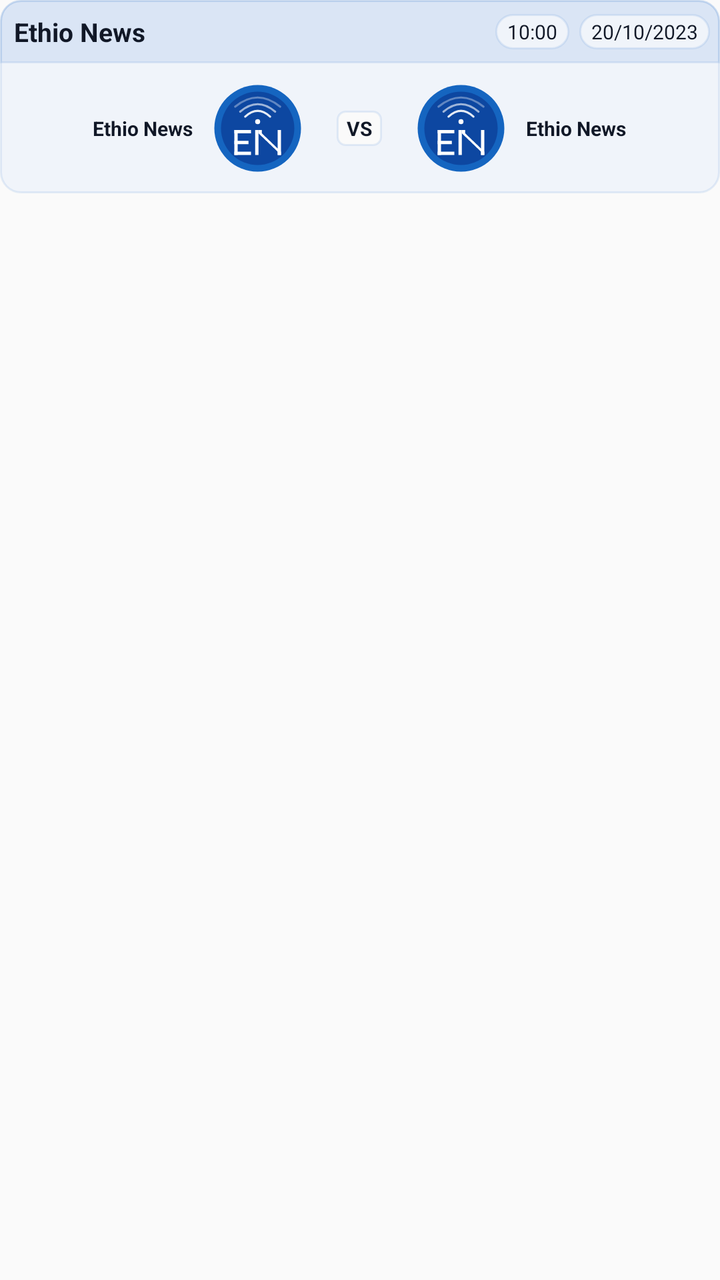
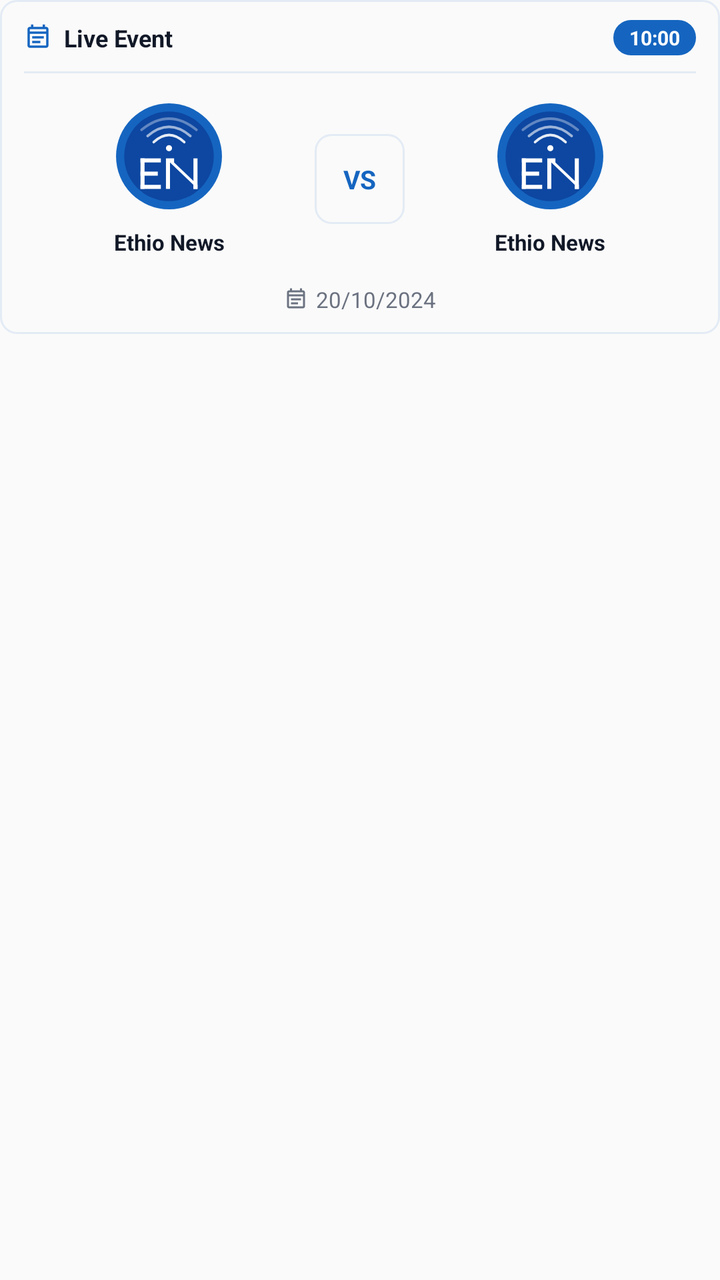

Compare the two renders of this Android layout. The source of the first and the diff that turns it into the second are given below.
<!-- AndroidManifest.xml: application theme AppTheme -->
<!-- res/layout/item_row_event.xml -->
<?xml version="1.0" encoding="utf-8"?>
<LinearLayout xmlns:android="http://schemas.android.com/apk/res/android"
    xmlns:app="http://schemas.android.com/apk/res-auto"
    android:layout_width="match_parent"
    android:layout_height="wrap_content"
    android:orientation="vertical"
    android:background="?ns_bg"
    android:layout_marginStart="@dimen/_5sdp"
    android:layout_marginEnd="@dimen/_5sdp">

    <LinearLayout
        android:layout_marginBottom="@dimen/_5sdp"
        android:id="@+id/ll_event_list"
        android:layout_width="match_parent"
        android:layout_height="wrap_content"
        android:background="@drawable/bg_event"
        android:orientation="vertical">

        <RelativeLayout
            android:background="@drawable/bg_event_top"
            android:layout_width="match_parent"
            android:layout_height="wrap_content">

            <TextView
                android:padding="@dimen/_7sdp"
                android:id="@+id/tv_event_title"
                android:text="@string/app_name"
                android:textSize="@dimen/_13ssp"
                android:textStyle="bold"
                android:textColor="?ns_title"
                android:layout_width="wrap_content"
                android:layout_height="wrap_content"
                android:layout_alignParentStart="true"/>

            <TextView
                android:id="@+id/tv_event_time"
                android:layout_width="wrap_content"
                android:layout_height="wrap_content"
                android:layout_centerVertical="true"
                android:layout_marginEnd="@dimen/_5sdp"
                android:layout_toStartOf="@+id/tv_event_date"
                android:background="@drawable/bg_event"
                android:paddingStart="@dimen/_6sdp"
                android:paddingTop="@dimen/_2sdp"
                android:paddingEnd="@dimen/_6sdp"
                android:paddingBottom="@dimen/_2sdp"
                android:text="10:00"
                android:textColor="?ns_title"
                android:textSize="@dimen/_10ssp" />

            <TextView
                android:id="@+id/tv_event_date"
                android:layout_marginEnd="@dimen/_5sdp"
                android:background="@drawable/bg_event"
                android:layout_alignParentEnd="true"
                android:text="20/10/2023"
                android:textSize="@dimen/_10ssp"
                android:textColor="?ns_title"
                android:layout_width="wrap_content"
                android:layout_height="wrap_content"
                android:layout_centerVertical="true"
                android:paddingTop="@dimen/_2sdp"
                android:paddingBottom="@dimen/_2sdp"
                android:paddingStart="@dimen/_6sdp"
                android:paddingEnd="@dimen/_6sdp"/>

        </RelativeLayout>


        <LinearLayout
            android:padding="@dimen/_10sdp"
            android:orientation="horizontal"
            android:layout_width="match_parent"
            android:layout_height="wrap_content">

            <RelativeLayout
                android:layout_weight="1"
                android:layout_width="0dp"
                android:layout_height="wrap_content">

                <TextView
                    android:id="@+id/tv_team_one"
                    android:layout_width="wrap_content"
                    android:layout_height="wrap_content"
                    android:layout_centerInParent="true"
                    android:layout_marginEnd="@dimen/_10sdp"
                    android:layout_toStartOf="@+id/iv_team_one"
                    android:text="@string/app_name"
                    android:textAlignment="viewEnd"
                    android:textColor="?ns_title"
                    android:textSize="@dimen/_10ssp"
                    android:textStyle="bold" />

                <ImageView
                    android:layout_alignParentEnd="true"
                    android:id="@+id/iv_team_one"
                    android:src="@drawable/logo"
                    android:layout_width="@dimen/_45sdp"
                    android:layout_height="@dimen/_45sdp"
                    app:hv_border_color="?ns_border"
                    app:hv_border_width="@dimen/_3sdp"
                    app:hv_mutate_background="false"
                    app:hv_oval="true"/>

            </RelativeLayout>

            <RelativeLayout
                android:layout_gravity="center"
                android:layout_weight="0.4"
                android:layout_width="0dp"
                android:layout_height="wrap_content">

                <TextView
                    android:layout_width="wrap_content"
                    android:layout_height="wrap_content"
                    android:layout_centerInParent="true"
                    android:background="@drawable/bg_card"
                    android:paddingStart="@dimen/_5sdp"
                    android:paddingTop="@dimen/_2sdp"
                    android:paddingEnd="@dimen/_5sdp"
                    android:paddingBottom="@dimen/_2sdp"
                    android:text="VS"
                    android:textColor="?ns_title"
                    android:textSize="@dimen/_10ssp"
                    android:textStyle="bold" />

            </RelativeLayout>


            <RelativeLayout
                android:layout_weight="1"
                android:layout_width="0dp"
                android:layout_height="wrap_content">

                <ImageView
                    android:layout_alignParentStart="true"
                    android:id="@+id/iv_team_two"
                    android:src="@drawable/logo"
                    android:layout_width="@dimen/_45sdp"
                    android:layout_height="@dimen/_45sdp"
                    app:hv_border_color="?ns_border"
                    app:hv_border_width="@dimen/_3sdp"
                    app:hv_mutate_background="false"
                    app:hv_oval="true"/>

                <TextView
                    android:id="@+id/tv_team_two"
                    android:layout_width="wrap_content"
                    android:layout_height="wrap_content"
                    android:layout_centerInParent="true"
                    android:layout_marginStart="@dimen/_10sdp"
                    android:layout_toEndOf="@+id/iv_team_two"
                    android:textAlignment="viewStart"
                    android:text="@string/app_name"
                    android:textColor="?ns_title"
                    android:textSize="@dimen/_10ssp"
                    android:textStyle="bold" />

            </RelativeLayout>

        </LinearLayout>

    </LinearLayout>

    <RelativeLayout
        android:id="@+id/rl_native_ad"
        android:layout_width="match_parent"
        android:layout_height="wrap_content"
        android:background="?ns_bg"
        android:layout_marginTop="@dimen/_5sdp"
        android:layout_marginBottom="@dimen/_5sdp"
        android:visibility="gone"/>

</LinearLayout>
<!-- resources referenced by this layout -->
<resources>
  <dimen name="_10sdp">10dp</dimen>
  <dimen name="_10ssp">10sp</dimen>
  <dimen name="_13ssp">13sp</dimen>
  <dimen name="_2sdp">2dp</dimen>
  <dimen name="_3sdp">3dp</dimen>
  <dimen name="_45sdp">45dp</dimen>
  <dimen name="_5sdp">5dp</dimen>
  <dimen name="_6sdp">6dp</dimen>
  <dimen name="_7sdp">7dp</dimen>
  <!-- drawable bg_card (drawable) -->
  <?xml version="1.0" encoding="utf-8"?>
  <shape xmlns:android="http://schemas.android.com/apk/res/android"
      android:shape="rectangle">
  
      <solid android:color="?ns_bg"/>
  
      <corners android:radius="@dimen/_4sdp"/>
  
      <stroke
          android:width="@dimen/_1sdp"
          android:color="?ns_border" />
  
  </shape>
  <!-- drawable bg_event (drawable) -->
  <?xml version="1.0" encoding="utf-8"?>
  <shape xmlns:android="http://schemas.android.com/apk/res/android"
      android:shape="rectangle">
  
      <solid android:color="?ns_bg_sub"/>
  
      <corners android:radius="@dimen/_10sdp"/>
  
      <stroke
          android:width="@dimen/_1sdp"
          android:color="?ns_border" />
  </shape>
  <!-- drawable bg_event_top (drawable) -->
  <?xml version="1.0" encoding="utf-8"?>
  <shape xmlns:android="http://schemas.android.com/apk/res/android"
      android:shape="rectangle">
  
      <solid android:color="?ns_border"/>
  
      <corners android:topLeftRadius="@dimen/_10sdp"
          android:topRightRadius="@dimen/_10sdp"/>
  
      <stroke
          android:width="@dimen/_1sdp"
          android:color="?ns_border" />
  </shape>
  <string name="app_name">Ethio News</string>
  <dimen name="_4sdp">4dp</dimen>
  <dimen name="_1sdp">1dp</dimen>
  <color name="ns_classic_primary">#1565C0</color>
  <color name="ethio_red_dark">#0D47A1</color>
  <color name="ns_classic_bg">#FAFAFA</color>
  <color name="ns_classic_body_dark">#000000</color>
  <color name="ns_classic_primary_sub">#261565C0</color>
  <color name="ns_classic_bg_sub">#F0F4FA</color>
  <color name="ns_classic_title">#111827</color>
  <color name="ns_classic_title_sub">#6B7280</color>
  <color name="ns_classic_border">#1A1565C0</color>
  <color name="white">#FFFFFFFF</color>
  <!-- drawable ic_arrow_left (drawable) -->
  <?xml version="1.0" encoding="utf-8"?>
  <vector xmlns:android="http://schemas.android.com/apk/res/android"
      android:width="@dimen/_24sdp"
      android:height="@dimen/_24sdp"
      android:viewportWidth="24"
      android:viewportHeight="24">
    <path
        android:pathData="M11.1,7.94L8.48,10.56C7.71,11.33 7.71,12.59 8.48,13.36L15,19.87"
        android:strokeLineJoin="round"
        android:strokeWidth="1.5"
        android:fillColor="#00000000"
        android:strokeColor="#292D32"
        android:strokeLineCap="round"/>
    <path
        android:pathData="M15,4.04L13.96,5.08"
        android:strokeLineJoin="round"
        android:strokeWidth="1.5"
        android:fillColor="#00000000"
        android:strokeColor="#292D32"
        android:strokeLineCap="round"/>
  </vector>
  <dimen name="_24sdp">24dp</dimen>
  <!-- unchanged entries left out for length: 2 -->
</resources>

<!-- the commit's change to res/layout/item_row_event.xml (unified diff, before → after) -->
@@ -4,164 +4,204 @@
     android:layout_width="match_parent"
     android:layout_height="wrap_content"
     android:orientation="vertical"
-    android:background="?ns_bg"
-    android:layout_marginStart="@dimen/_5sdp"
-    android:layout_marginEnd="@dimen/_5sdp">
-
+    android:layout_marginStart="@dimen/_12sdp"
+    android:layout_marginEnd="@dimen/_12sdp"
+    android:layout_marginBottom="@dimen/_10sdp">
+
+    
     <LinearLayout
-        android:layout_marginBottom="@dimen/_5sdp"
         android:id="@+id/ll_event_list"
         android:layout_width="match_parent"
         android:layout_height="wrap_content"
-        android:background="@drawable/bg_event"
-        android:orientation="vertical">
-
-        <RelativeLayout
-            android:background="@drawable/bg_event_top"
-            android:layout_width="match_parent"
-            android:layout_height="wrap_content">
+        android:orientation="vertical"
+        android:background="@drawable/bg_news_card"
+        android:clickable="true"
+        android:focusable="true">
+
+        
+        <LinearLayout
+            android:layout_width="match_parent"
+            android:layout_height="wrap_content"
+            android:orientation="horizontal"
+            android:gravity="center_vertical"
+            android:paddingStart="@dimen/_12sdp"
+            android:paddingEnd="@dimen/_12sdp"
+            android:paddingTop="@dimen/_10sdp"
+            android:paddingBottom="@dimen/_8sdp">
+
+            <ImageView
+                android:layout_width="@dimen/_14sdp"
+                android:layout_height="@dimen/_14sdp"
+                android:src="@drawable/outline_event_note"
+                app:tint="?colorPrimary"
+                android:layout_marginEnd="@dimen/_6sdp"
+                android:contentDescription="@string/live_event" />
 
             <TextView
-                android:padding="@dimen/_7sdp"
                 android:id="@+id/tv_event_title"
-                android:text="@string/app_name"
-                android:textSize="@dimen/_13ssp"
+                android:layout_width="0dp"
+                android:layout_height="wrap_content"
+                android:layout_weight="1"
+                android:text="@string/live_event"
+                android:textColor="?ns_title"
+                android:textSize="@dimen/_12ssp"
                 android:textStyle="bold"
-                android:textColor="?ns_title"
-                android:layout_width="wrap_content"
-                android:layout_height="wrap_content"
-                android:layout_alignParentStart="true"/>
-
+                android:lines="1"
+                android:ellipsize="end" />
+
+            
             <TextView
                 android:id="@+id/tv_event_time"
                 android:layout_width="wrap_content"
                 android:layout_height="wrap_content"
-                android:layout_centerVertical="true"
-                android:layout_marginEnd="@dimen/_5sdp"
-                android:layout_toStartOf="@+id/tv_event_date"
-                android:background="@drawable/bg_event"
-                android:paddingStart="@dimen/_6sdp"
-                android:paddingTop="@dimen/_2sdp"
-                android:paddingEnd="@dimen/_6sdp"
-                android:paddingBottom="@dimen/_2sdp"
                 android:text="10:00"
-                android:textColor="?ns_title"
-                android:textSize="@dimen/_10ssp" />
-
-            <TextView
-                android:id="@+id/tv_event_date"
-                android:layout_marginEnd="@dimen/_5sdp"
-                android:background="@drawable/bg_event"
-                android:layout_alignParentEnd="true"
-                android:text="20/10/2023"
+                android:textColor="@color/white"
                 android:textSize="@dimen/_10ssp"
-                android:textColor="?ns_title"
-                android:layout_width="wrap_content"
-                android:layout_height="wrap_content"
-                android:layout_centerVertical="true"
+                android:textStyle="bold"
+                android:background="@drawable/bg_category_pill"
+                android:paddingStart="@dimen/_8sdp"
+                android:paddingEnd="@dimen/_8sdp"
                 android:paddingTop="@dimen/_2sdp"
                 android:paddingBottom="@dimen/_2sdp"
-                android:paddingStart="@dimen/_6sdp"
-                android:paddingEnd="@dimen/_6sdp"/>
-
-        </RelativeLayout>
-
-
+                android:layout_marginStart="@dimen/_6sdp" />
+
+        </LinearLayout>
+
+        
+        <View
+            android:layout_width="match_parent"
+            android:layout_height="@dimen/_1sdp"
+            android:background="?ns_border"
+            android:layout_marginStart="@dimen/_12sdp"
+            android:layout_marginEnd="@dimen/_12sdp" />
+
+        
         <LinearLayout
-            android:padding="@dimen/_10sdp"
+            android:layout_width="match_parent"
+            android:layout_height="wrap_content"
             android:orientation="horizontal"
-            android:layout_width="match_parent"
-            android:layout_height="wrap_content">
-
-            <RelativeLayout
+            android:gravity="center_vertical"
+            android:paddingStart="@dimen/_12sdp"
+            android:paddingEnd="@dimen/_12sdp"
+            android:paddingTop="@dimen/_14sdp"
+            android:paddingBottom="@dimen/_14sdp">
+
+            
+            <LinearLayout
+                android:layout_width="0dp"
+                android:layout_height="wrap_content"
                 android:layout_weight="1"
-                android:layout_width="0dp"
-                android:layout_height="wrap_content">
+                android:orientation="vertical"
+                android:gravity="center">
+
+                <ImageView
+                    android:id="@+id/iv_team_one"
+                    android:layout_width="@dimen/_55sdp"
+                    android:layout_height="@dimen/_55sdp"
+                    android:src="@drawable/logo"
+                    android:scaleType="centerCrop"
+                    app:hv_oval="true"
+                    app:hv_border_color="?ns_border"
+                    app:hv_border_width="@dimen/_2sdp"
+                    android:layout_marginBottom="@dimen/_8sdp" />
 
                 <TextView
                     android:id="@+id/tv_team_one"
                     android:layout_width="wrap_content"
                     android:layout_height="wrap_content"
-                    android:layout_centerInParent="true"
-                    android:layout_marginEnd="@dimen/_10sdp"
-                    android:layout_toStartOf="@+id/iv_team_one"
                     android:text="@string/app_name"
-                    android:textAlignment="viewEnd"
                     android:textColor="?ns_title"
-                    android:textSize="@dimen/_10ssp"
-                    android:textStyle="bold" />
-
-                <ImageView
-                    android:layout_alignParentEnd="true"
-                    android:id="@+id/iv_team_one"
-                    android:src="@drawable/logo"
-                    android:layout_width="@dimen/_45sdp"
-                    android:layout_height="@dimen/_45sdp"
-                    app:hv_border_color="?ns_border"
-                    app:hv_border_width="@dimen/_3sdp"
-                    app:hv_mutate_background="false"
-                    app:hv_oval="true"/>
-
-            </RelativeLayout>
-
-            <RelativeLayout
-                android:layout_gravity="center"
-                android:layout_weight="0.4"
-                android:layout_width="0dp"
-                android:layout_height="wrap_content">
+                    android:textSize="@dimen/_11ssp"
+                    android:textStyle="bold"
+                    android:gravity="center"
+                    android:maxLines="2"
+                    android:ellipsize="end" />
+
+            </LinearLayout>
+
+            
+            <LinearLayout
+                android:layout_width="@dimen/_45sdp"
+                android:layout_height="@dimen/_45sdp"
+                android:gravity="center"
+                android:background="@drawable/bg_news_card">
 
                 <TextView
                     android:layout_width="wrap_content"
                     android:layout_height="wrap_content"
-                    android:layout_centerInParent="true"
-                    android:background="@drawable/bg_card"
-                    android:paddingStart="@dimen/_5sdp"
-                    android:paddingTop="@dimen/_2sdp"
-                    android:paddingEnd="@dimen/_5sdp"
-                    android:paddingBottom="@dimen/_2sdp"
                     android:text="VS"
-                    android:textColor="?ns_title"
-                    android:textSize="@dimen/_10ssp"
+                    android:textColor="?colorPrimary"
+                    android:textSize="@dimen/_13ssp"
                     android:textStyle="bold" />
 
-            </RelativeLayout>
-
-
-            <RelativeLayout
+            </LinearLayout>
+
+            
+            <LinearLayout
+                android:layout_width="0dp"
+                android:layout_height="wrap_content"
                 android:layout_weight="1"
-                android:layout_width="0dp"
-                android:layout_height="wrap_content">
+                android:orientation="vertical"
+                android:gravity="center">
 
                 <ImageView
-                    android:layout_alignParentStart="true"
                     android:id="@+id/iv_team_two"
+                    android:layout_width="@dimen/_55sdp"
+                    android:layout_height="@dimen/_55sdp"
                     android:src="@drawable/logo"
-                    android:layout_width="@dimen/_45sdp"
-                    android:layout_height="@dimen/_45sdp"
+                    android:scaleType="centerCrop"
+                    app:hv_oval="true"
                     app:hv_border_color="?ns_border"
-                    app:hv_border_width="@dimen/_3sdp"
-                    app:hv_mutate_background="false"
-                    app:hv_oval="true"/>
+                    app:hv_border_width="@dimen/_2sdp"
+                    android:layout_marginBottom="@dimen/_8sdp" />
 
                 <TextView
                     android:id="@+id/tv_team_two"
                     android:layout_width="wrap_content"
                     android:layout_height="wrap_content"
-                    android:layout_centerInParent="true"
-                    android:layout_marginStart="@dimen/_10sdp"
-                    android:layout_toEndOf="@+id/iv_team_two"
-                    android:textAlignment="viewStart"
                     android:text="@string/app_name"
                     android:textColor="?ns_title"
-                    android:textSize="@dimen/_10ssp"
-                    android:textStyle="bold" />
-
-            </RelativeLayout>
+                    android:textSize="@dimen/_11ssp"
+                    android:textStyle="bold"
+                    android:gravity="center"
+                    android:maxLines="2"
+                    android:ellipsize="end" />
+
+            </LinearLayout>
 
         </LinearLayout>
 
+        
+        <LinearLayout
+            android:layout_width="match_parent"
+            android:layout_height="wrap_content"
+            android:orientation="horizontal"
+            android:gravity="center"
+            android:paddingBottom="@dimen/_10sdp"
+            android:paddingStart="@dimen/_12sdp"
+            android:paddingEnd="@dimen/_12sdp">
+
+            <ImageView
+                android:layout_width="@dimen/_12sdp"
+                android:layout_height="@dimen/_12sdp"
+                android:src="@drawable/outline_event_note"
+                app:tint="?ns_title_sub"
+                android:layout_marginEnd="@dimen/_4sdp"
+                android:contentDescription="@string/live_event" />
+
+            <TextView
+                android:id="@+id/tv_event_date"
+                android:layout_width="wrap_content"
+                android:layout_height="wrap_content"
+                android:text="20/10/2024"
+                android:textColor="?ns_title_sub"
+                android:textSize="@dimen/_11ssp" />
+
+        </LinearLayout>
+
     </LinearLayout>
 
+    
     <RelativeLayout
         android:id="@+id/rl_native_ad"
         android:layout_width="match_parent"
@@ -169,6 +209,6 @@
         android:background="?ns_bg"
         android:layout_marginTop="@dimen/_5sdp"
         android:layout_marginBottom="@dimen/_5sdp"
-        android:visibility="gone"/>
+        android:visibility="gone" />
 
 </LinearLayout>
<!-- resource entries referenced after the edit -->
@@ -2,56 +2,45 @@
 <resources>
   <dimen name="_10sdp">10dp</dimen>
   <dimen name="_10ssp">10sp</dimen>
+  <dimen name="_11ssp">11sp</dimen>
+  <dimen name="_12sdp">12dp</dimen>
+  <dimen name="_12ssp">12sp</dimen>
   <dimen name="_13ssp">13sp</dimen>
+  <dimen name="_14sdp">14dp</dimen>
   <dimen name="_2sdp">2dp</dimen>
-  <dimen name="_3sdp">3dp</dimen>
   <dimen name="_45sdp">45dp</dimen>
   <dimen name="_5sdp">5dp</dimen>
   <dimen name="_6sdp">6dp</dimen>
-  <dimen name="_7sdp">7dp</dimen>
-  <!-- drawable bg_card (drawable) -->
+  <dimen name="_8sdp">8dp</dimen>
+  <!-- drawable bg_category_pill (drawable) -->
+  <?xml version="1.0" encoding="utf-8"?>
+  <shape xmlns:android="http://schemas.android.com/apk/res/android"
+      android:shape="rectangle">
+      <solid android:color="@color/ns_classic_primary" />
+      <corners android:radius="20dp" />
+  </shape>
+  <!-- drawable bg_news_card (drawable) -->
   <?xml version="1.0" encoding="utf-8"?>
   <shape xmlns:android="http://schemas.android.com/apk/res/android"
       android:shape="rectangle">
   
-      <solid android:color="?ns_bg"/>
-  
-      <corners android:radius="@dimen/_4sdp"/>
-  
+      <solid android:color="?ns_bg" />
+      <corners android:radius="@dimen/_8sdp" />
       <stroke
           android:width="@dimen/_1sdp"
           android:color="?ns_border" />
   
   </shape>
-  <!-- drawable bg_event (drawable) -->
-  <?xml version="1.0" encoding="utf-8"?>
-  <shape xmlns:android="http://schemas.android.com/apk/res/android"
-      android:shape="rectangle">
-  
-      <solid android:color="?ns_bg_sub"/>
-  
-      <corners android:radius="@dimen/_10sdp"/>
-  
-      <stroke
-          android:width="@dimen/_1sdp"
-          android:color="?ns_border" />
-  </shape>
-  <!-- drawable bg_event_top (drawable) -->
-  <?xml version="1.0" encoding="utf-8"?>
-  <shape xmlns:android="http://schemas.android.com/apk/res/android"
-      android:shape="rectangle">
-  
-      <solid android:color="?ns_border"/>
-  
-      <corners android:topLeftRadius="@dimen/_10sdp"
-          android:topRightRadius="@dimen/_10sdp"/>
-  
-      <stroke
-          android:width="@dimen/_1sdp"
-          android:color="?ns_border" />
-  </shape>
+  <!-- drawable outline_event_note (drawable) -->
+  <vector android:autoMirrored="true" android:height="24dp"
+      android:tint="#000000" android:viewportHeight="24"
+      android:viewportWidth="24" android:width="24dp" xmlns:android="http://schemas.android.com/apk/res/android">
+      <path android:fillColor="@android:color/white" android:pathData="M19,3h-1L18,1h-2v2L8,3L8,1L6,1v2L5,3c-1.1,0 -2,0.9 -2,2v14c0,1.1 0.9,2 2,2h14c1.1,0 2,-0.9 2,-2L21,5c0,-1.1 -0.9,-2 -2,-2zM19,19L5,19L5,9h14v10zM5,7L5,5h14v2L5,7zM7,11h10v2L7,13zM7,15h7v2L7,17z"/>
+  </vector>
   <string name="app_name">Ethio News</string>
+  <string name="live_event">Live Event</string>
   <dimen name="_4sdp">4dp</dimen>
+  <dimen name="_55sdp">55dp</dimen>
   <dimen name="_1sdp">1dp</dimen>
   <color name="ns_classic_primary">#1565C0</color>
   <color name="ethio_red_dark">#0D47A1</color>
